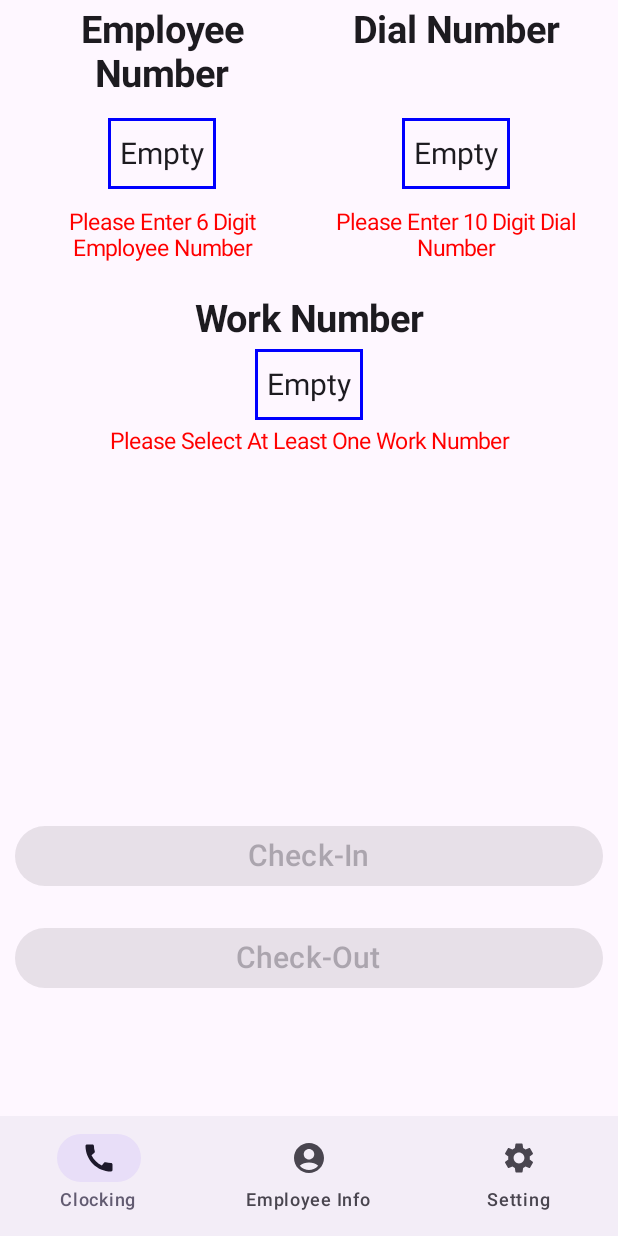
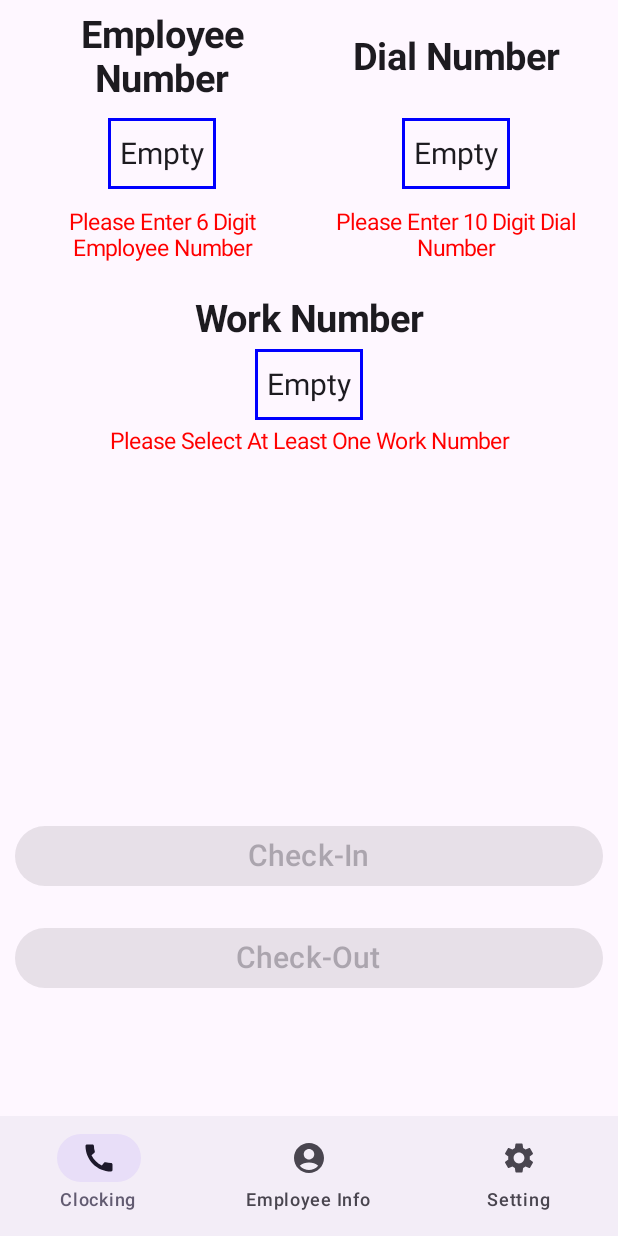
Before and after one commit to Haolinc/HHAeXchangeAttandanceApp, an Android app built with Jetpack Compose: the CLOCKING screen opened through its navigation route, on a phone screen of 412 x 824 dp. Run offline under Robolectric (Android 15) with nearby library versions, the phone set to English and light mode, and no system bars; our stand-ins replace livedata-compose; 1 statement that could not run was skipped.

Commit message:
correct dial number header text position, now it will be relative to employee number head text

```diff
--- a/app/src/main/java/com/example/generalattendance/ui/ClockingFragment.kt
+++ b/app/src/main/java/com/example/generalattendance/ui/ClockingFragment.kt
@@ -17,6 +17,7 @@ import androidx.compose.foundation.layout.fillMaxSize
 import androidx.compose.foundation.layout.fillMaxWidth
 import androidx.compose.foundation.layout.height
 import androidx.compose.foundation.layout.padding
+import androidx.compose.foundation.layout.wrapContentHeight
 import androidx.compose.material3.Button
 import androidx.compose.material3.Text
 import androidx.compose.runtime.Composable
@@ -317,7 +318,7 @@ fun TopSectionTitleText(content: String, modifier: Modifier){
         fontSize = 25.sp,
         textAlign = TextAlign.Center,
         fontWeight = FontWeight.Bold,
-        modifier = modifier
+        modifier = modifier.wrapContentHeight()
     )
 }
 
```
